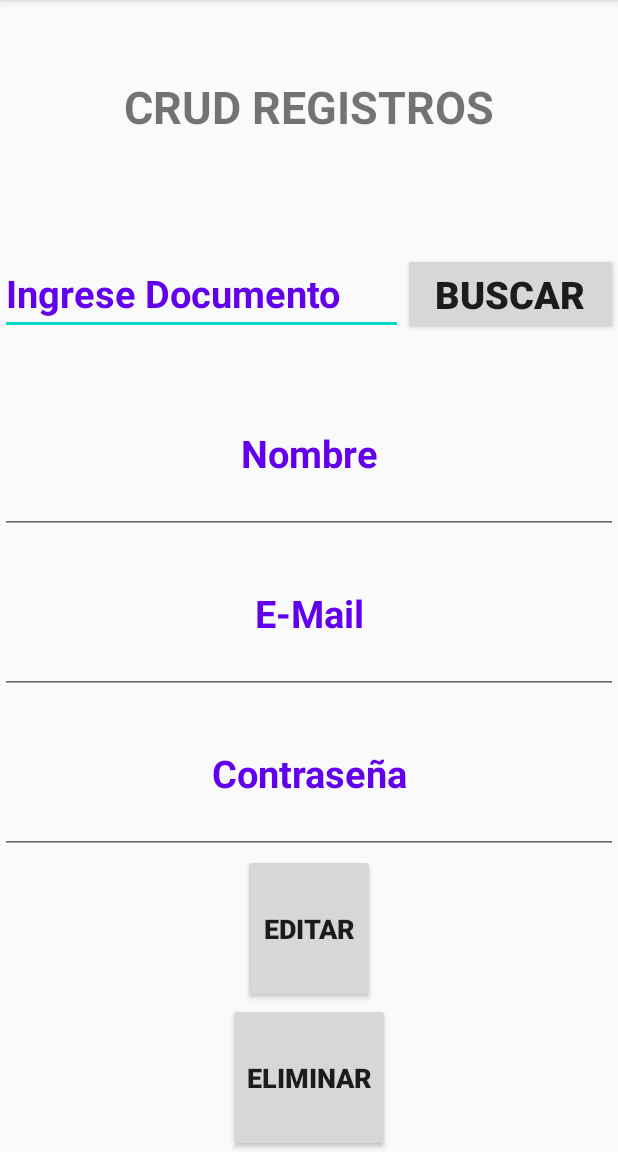
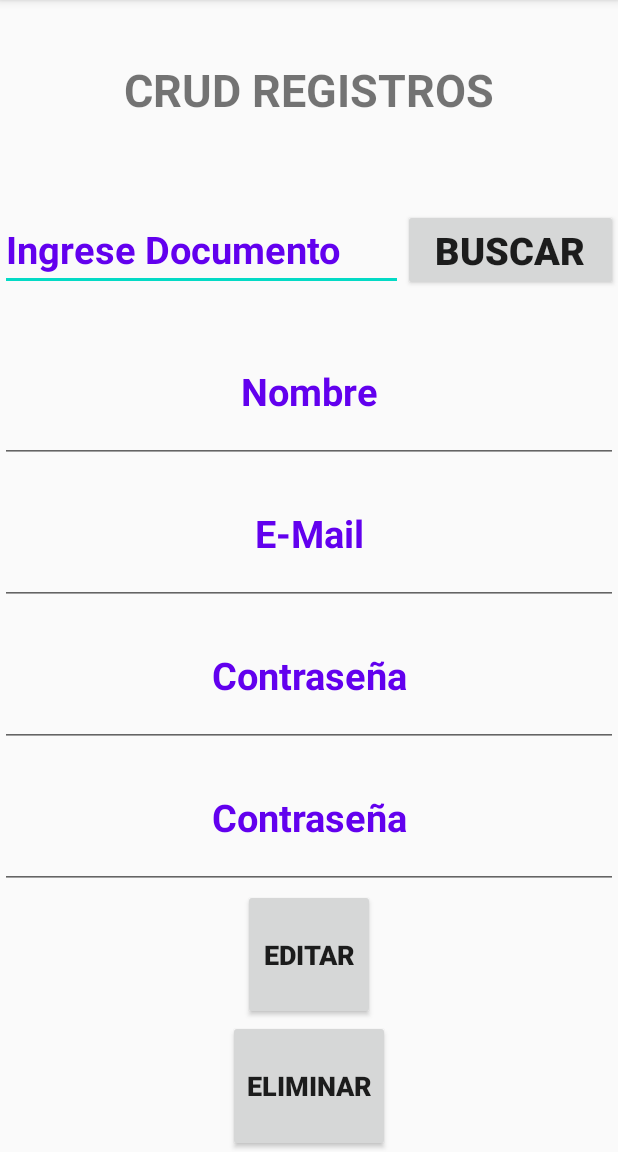
Before and after one commit to Deymoslor/Eventually_v2.1, an Android app: the registros_admin screen opened directly, with no data from a screen before it, after a tap on "BUSCAR", on a phone screen of 412 x 824 dp, the part 84-1236 px from its top. Run offline under Robolectric (Android 15) with nearby library versions, the phone set to English and light mode, and no system bars; our stand-ins replace Volley; network calls fail; Roboto replaces fonts that are not available here.

Commit message:
Consulta de Clientes
Puesta a funcion de las consultas de los clientes desde la parte de el administrador.

```diff
--- a/app/src/main/java/cursos/alain/eventually_v2/registro_Usuarios.java
+++ b/app/src/main/java/cursos/alain/eventually_v2/registro_Usuarios.java
@@ -42,7 +42,7 @@ public class registro_Usuarios extends AppCompatActivity {
             @Override
             public void onClick(View v) {
 
-                ejecutarServicio("http://192.168.1.56/eventually_01/Registrar_Usuario.php");
+                ejecutarServicio("http://192.168.1.69/eventually_01/Registrar_Usuario.php");
 
             }
         });
--- a/app/src/main/java/cursos/alain/eventually_v2/registros_admin.java
+++ b/app/src/main/java/cursos/alain/eventually_v2/registros_admin.java
@@ -23,12 +23,15 @@ public class registros_admin extends AppCompatActivity {
     EditText Txt_Documento, Txt_Usuario, Txt_Email, Txt_Contra, Txt_Contra_c;
     Button Btn_Buscar,Btn_Editar,Btn_Eliminar;
 
+
+
     RequestQueue requestQueue; //Definimos este request aquí ya que varios metodos harán uso del mismo objeto.
 
     @Override
     protected void onCreate(Bundle savedInstanceState) {
         super.onCreate(savedInstanceState);
         setContentView(R.layout.activity_registros_admin);
+
 
         Txt_Documento = (EditText) findViewById(R.id.Txt_Documento);
         Txt_Usuario = (EditText) findViewById(R.id.Txt_Usuario);
@@ -43,7 +46,7 @@ public class registros_admin extends AppCompatActivity {
             @Override
             public void onClick(View v) {
 
-                buscarCliente("http://192.168.1.56/Eventually_01/Buscar_Usuarios.php?Documento="+Txt_Documento.getText()+"");
+                buscarCliente("http://192.168.1.69/Eventually_01/Buscar_Usuarios.php?Documento="+Txt_Documento.getText()+"");
 
             }
         });
@@ -55,23 +58,23 @@ public class registros_admin extends AppCompatActivity {
 
         JsonArrayRequest jsonArrayRequest= new JsonArrayRequest(URL, new Response.Listener<JSONArray>() {//Declaramos el típo de llamada que queremos realizar, en este caso GET como lo tenemos en nuestro PHP.
             @Override
-            public void onResponse(JSONArray response) {
+            public void onResponse(JSONArray jsonArray) {
+                /**/
+                    JSONObject jsonObject = null; //Declaramos un objeto tipo JSON.
 
-                /**/
-                JSONObject jsonObject = null; //Declaramos un objeto tipo JSON.
-                for (int i = 0; i < response.length(); i++) { //Nos permitirá recorrer los datos obtenidos en el WS.
+
+                for (int i = 0; i < jsonArray.length(); i++) { //Nos permitirá recorrer los datos obtenidos en el WS.
 
                     try { //Este try lo utilizaremos para asignar a cada uno de los controles que tenemos en nuestra app por medio de nuestra tabla Cliente.
 
-                        jsonObject = response.getJSONObject(i); //Vamos almacenando con cada vuelta de ciclo la información y la vamos colocando en su respectivo punto.
+                        jsonObject = jsonArray.getJSONObject(i); //Vamos almacenando con cada vuelta de ciclo la información y la vamos colocando en su respectivo punto.
                         Txt_Usuario.setText(jsonObject.getString("Nombre_Cliente"));
                         Txt_Email.setText(jsonObject.getString("E_Mail"));
                         Txt_Contra.setText(jsonObject.getString("Contraseña"));
+                        Txt_Contra_c.setText(jsonObject.getString("Confirmar_Contraseña"));
 
                     } catch (JSONException e) {
-
                         Toast.makeText(getApplicationContext(),e.getMessage(), Toast.LENGTH_SHORT).show();
-
                     }
 
                 }
@@ -86,7 +89,6 @@ public class registros_admin extends AppCompatActivity {
         });
         requestQueue = Volley.newRequestQueue(this);
         requestQueue.add(jsonArrayRequest);
-
     }
 
 }
--- a/app/src/main/res/layout/activity_registros_admin.xml
+++ b/app/src/main/res/layout/activity_registros_admin.xml
@@ -89,6 +89,19 @@
         android:textColor="@color/colorPrimary">
     </EditText>
 
+    <EditText
+        android:id="@+id/Txt_Contra_c"
+        android:layout_width="match_parent"
+        android:layout_height="wrap_content"
+        android:layout_weight="1"
+        android:layout_gravity="center"
+        android:gravity="center"
+        android:text="@string/Contraseña"
+        android:textStyle="bold"
+        android:textSize="25sp"
+        android:textColor="@color/colorPrimary">
+    </EditText>
+
 
     <Button
         android:id="@+id/Btn_Editar"
```
Also changed, not shown: app/src/main/AndroidManifest.xml (+12 -5 lines).
